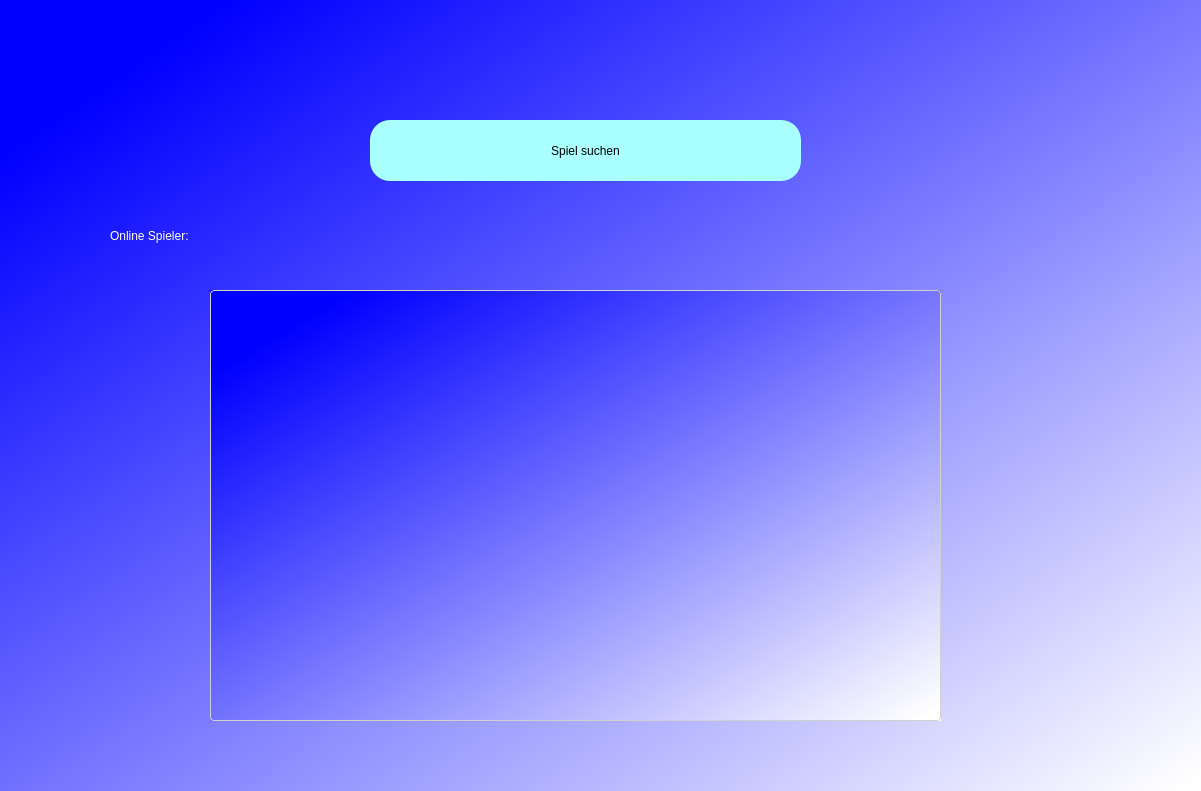
This is Lobby_gui/lobby_guii.ui in tobigrill/Scrum-battleship as Qt 5 draws it before an edit. The edited form follows.
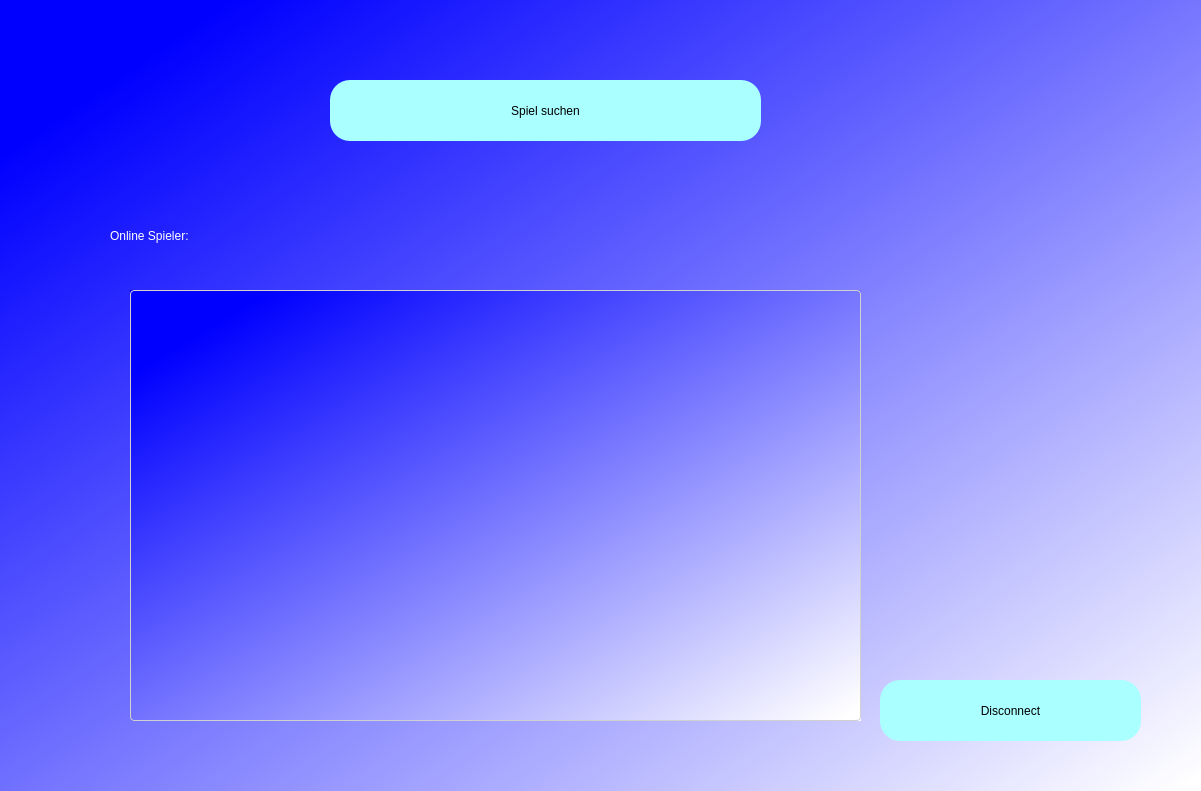
This is the edited form.

Commit message: Lobby Gui with disconnect button

```diff
--- a/Lobby_gui/lobby_guii.ui
+++ b/Lobby_gui/lobby_guii.ui
@@ -70,8 +70,8 @@
    <widget class="QPushButton" name="find_match_button">
     <property name="geometry">
      <rect>
-      <x>370</x>
-      <y>120</y>
+      <x>330</x>
+      <y>80</y>
       <width>431</width>
       <height>61</height>
      </rect>
@@ -88,7 +88,7 @@
    <widget class="QListWidget" name="players_list_widget">
     <property name="geometry">
      <rect>
-      <x>210</x>
+      <x>130</x>
       <y>290</y>
       <width>731</width>
       <height>431</height>
@@ -142,6 +142,24 @@
      <enum>QListView::TopToBottom</enum>
     </property>
    </widget>
+   <widget class="QPushButton" name="disbutton">
+    <property name="geometry">
+     <rect>
+      <x>880</x>
+      <y>680</y>
+      <width>261</width>
+      <height>61</height>
+     </rect>
+    </property>
+    <property name="styleSheet">
+     <string notr="true">border-radius:20px;
+background-color: rgb(170, 255, 255);
+font: 14pt &quot;MS Shell Dlg 2&quot;;</string>
+    </property>
+    <property name="text">
+     <string>Disconnect</string>
+    </property>
+   </widget>
   </widget>
  </widget>
  <resources/>
```
The commit also changes 1 other file.
